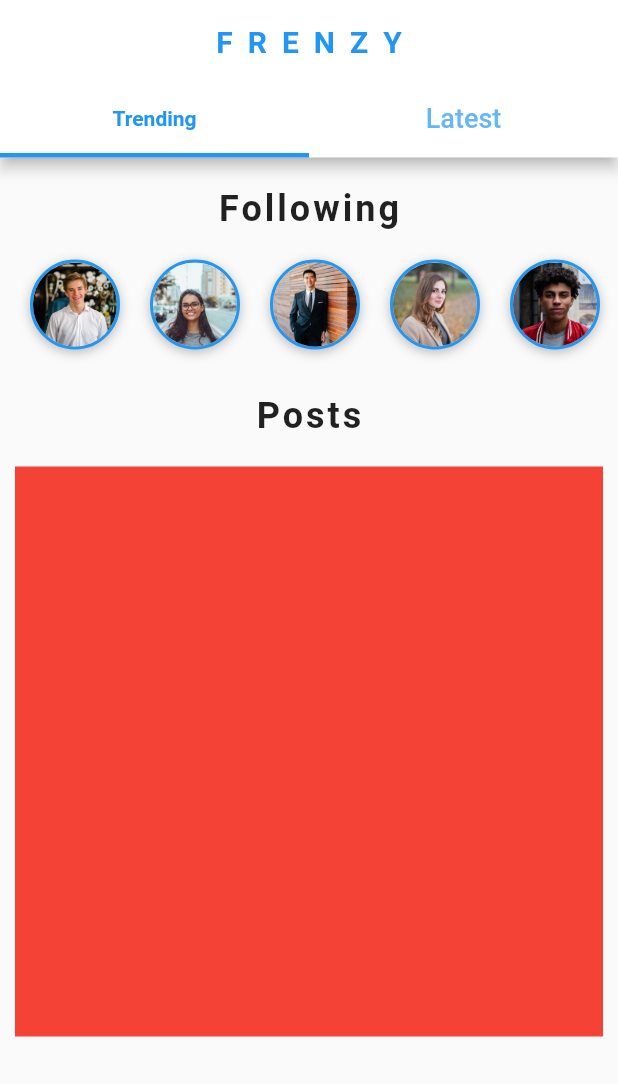
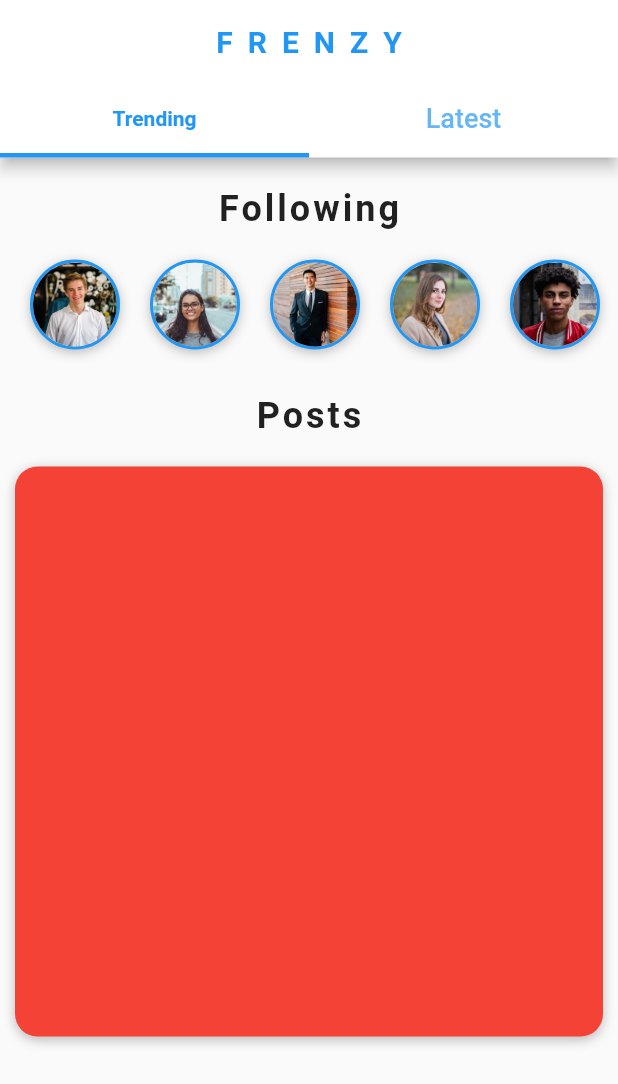
Before and after one commit to aximilli1212/flutter-googles, a Flutter app: the HomeScreen screen opened directly, on a phone screen of 412 x 824 dp. Shown: the top 1084 px of the screen. Run offline on Flutter 3.47's test engine with Material 2 defaults, Android fonts, the phone set to English and light mode, and no system bars; our stand-ins replace animated_text_kit, audioplayers, cloud_firestore, firebase_auth, flutter_spinkit, font_awesome_flutter and 3 more; accounts and stored records are empty.

```diff
--- a/frenzy_social/lib/widgets/posts_carousel.dart
+++ b/frenzy_social/lib/widgets/posts_carousel.dart
@@ -44,6 +44,14 @@ class PostsCarousel extends StatelessWidget {
           margin: EdgeInsets.all(10.0),
           decoration: BoxDecoration(
             color: Colors.red,
+            borderRadius: BorderRadius.circular(15.0),
+            boxShadow: [
+              BoxShadow(
+                color: Colors.black26,
+                offset: Offset(0, 2),
+                blurRadius: 6.0,
+              )
+            ]
           ),
         )
       ],
```
